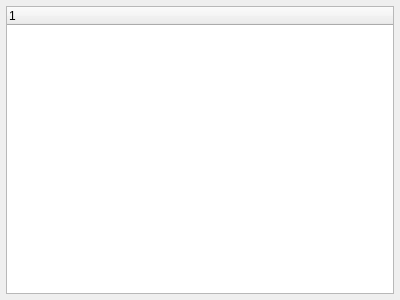
Before: the Qt Designer form src/ui/QGCMAVLinkInspector.ui in mavlink/qgroundcontrol, drawn with Qt 5.
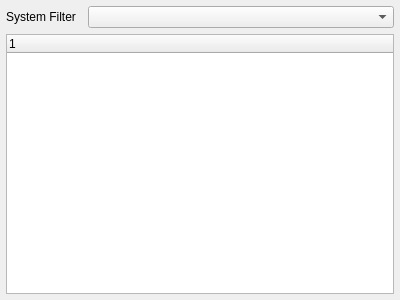
After: the same form once the commit is applied.

Commit message: Added MAVLink inspector

Patch:
```diff
--- a/src/ui/QGCMAVLinkInspector.ui
+++ b/src/ui/QGCMAVLinkInspector.ui
@@ -13,11 +13,11 @@
   <property name="windowTitle">
    <string>Form</string>
   </property>
-  <layout class="QGridLayout" name="gridLayout">
+  <layout class="QGridLayout" name="gridLayout" columnstretch="2,8">
    <property name="margin">
     <number>6</number>
    </property>
-   <item row="0" column="0">
+   <item row="1" column="0" colspan="2">
     <widget class="QTreeWidget" name="treeWidget">
      <column>
       <property name="text">
@@ -26,6 +26,16 @@
      </column>
     </widget>
    </item>
+   <item row="0" column="0">
+    <widget class="QLabel" name="label">
+     <property name="text">
+      <string>System Filter</string>
+     </property>
+    </widget>
+   </item>
+   <item row="0" column="1">
+    <widget class="QComboBox" name="systemComboBox"/>
+   </item>
   </layout>
  </widget>
  <resources/>
```
The commit also changes 163 other files.
